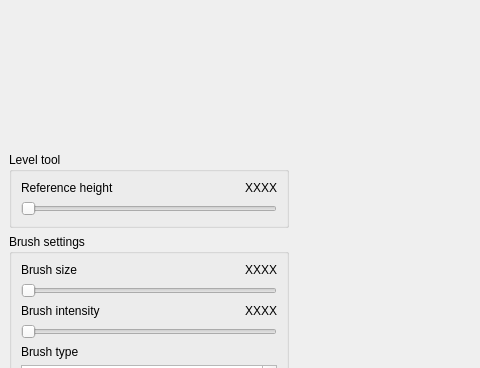
First picture: the form in game/ui/terraform.ui, repository horazont/scc, before the edit; both pictures show x 0 to 480 and y 0 to 368 of the 948 by 647 pixel window.
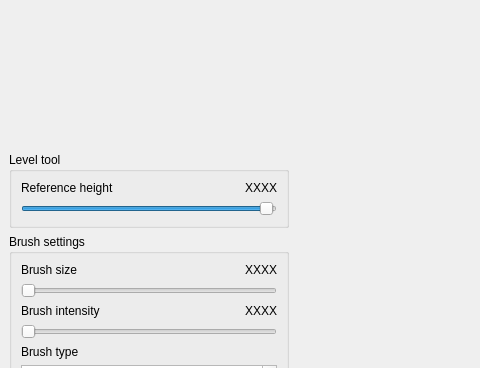
Second picture: the form after the edit.

Commit message: Ensure that reference height slider is in sync when switching to tool

```diff
--- a/game/ui/terraform.ui
+++ b/game/ui/terraform.ui
@@ -544,6 +544,9 @@
            <property name="pageStep">
             <number>100</number>
            </property>
+           <property name="value">
+            <number>98651</number>
+           </property>
            <property name="orientation">
             <enum>Qt::Horizontal</enum>
            </property>
```
The commit also changes 2 other files.
